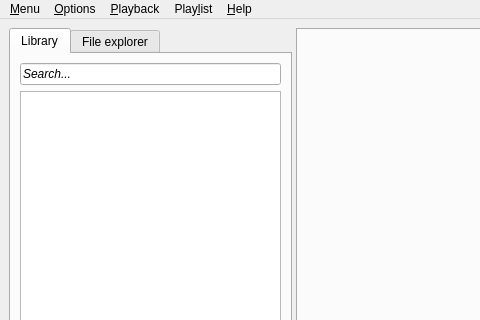
This is code/src/mainwindow.ui in MBach/Miam-Player as Qt 5 draws it before an edit; both pictures show x 0 to 480 and y 0 to 320 of the 1024 by 768 pixel window. The edited form follows.
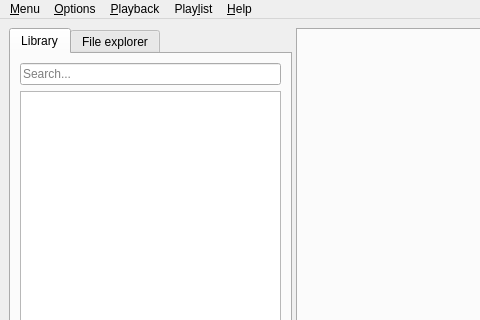
This is the edited form. Icons and pictures are not drawn. Custom widgets are drawn as their Qt base class.

Commit message: Thanks to placeholderText introduce in Qt 4.7

Diff of the .ui file:
```diff
--- a/code/src/mainwindow.ui
+++ b/code/src/mainwindow.ui
@@ -42,13 +42,10 @@
           <widget class="LibraryFilterLineEdit" name="searchBar">
            <property name="font">
             <font>
-             <italic>true</italic>
+             <italic>false</italic>
             </font>
            </property>
-           <property name="inputMask">
-            <string/>
-           </property>
-           <property name="text">
+           <property name="placeholderText">
             <string>Search...</string>
            </property>
           </widget>
```
The commit also changes 13 other files.
